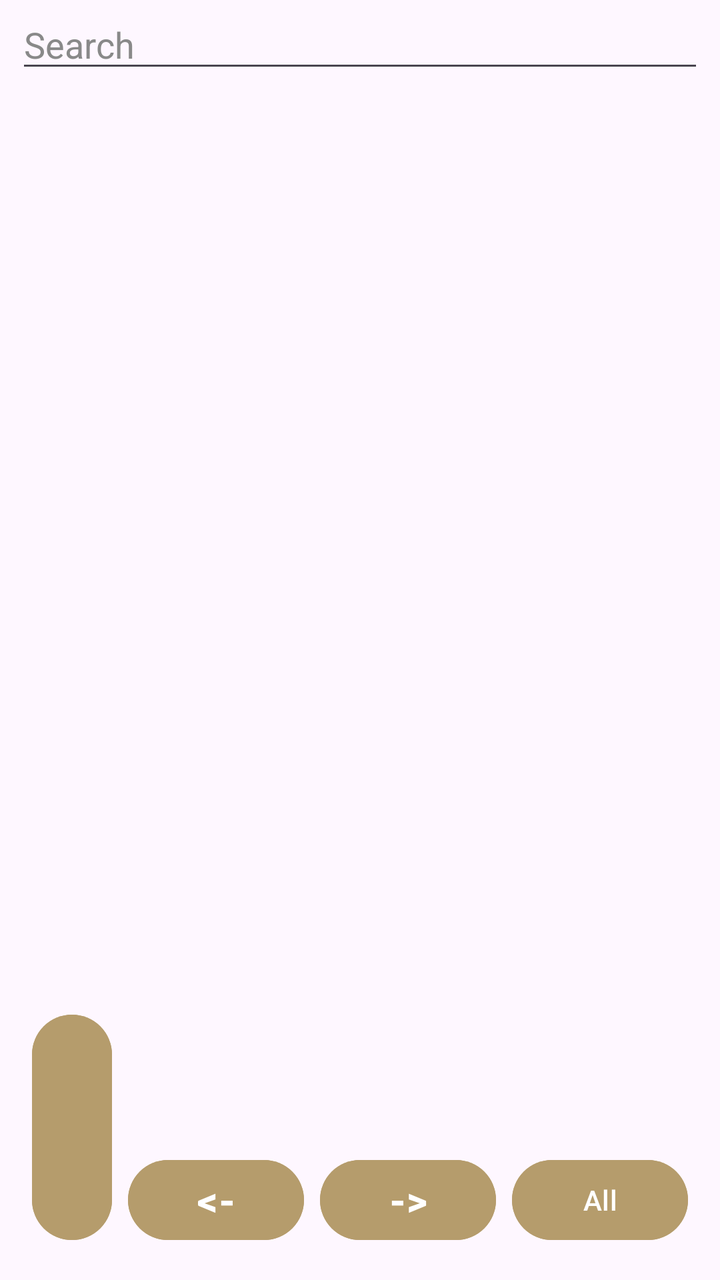
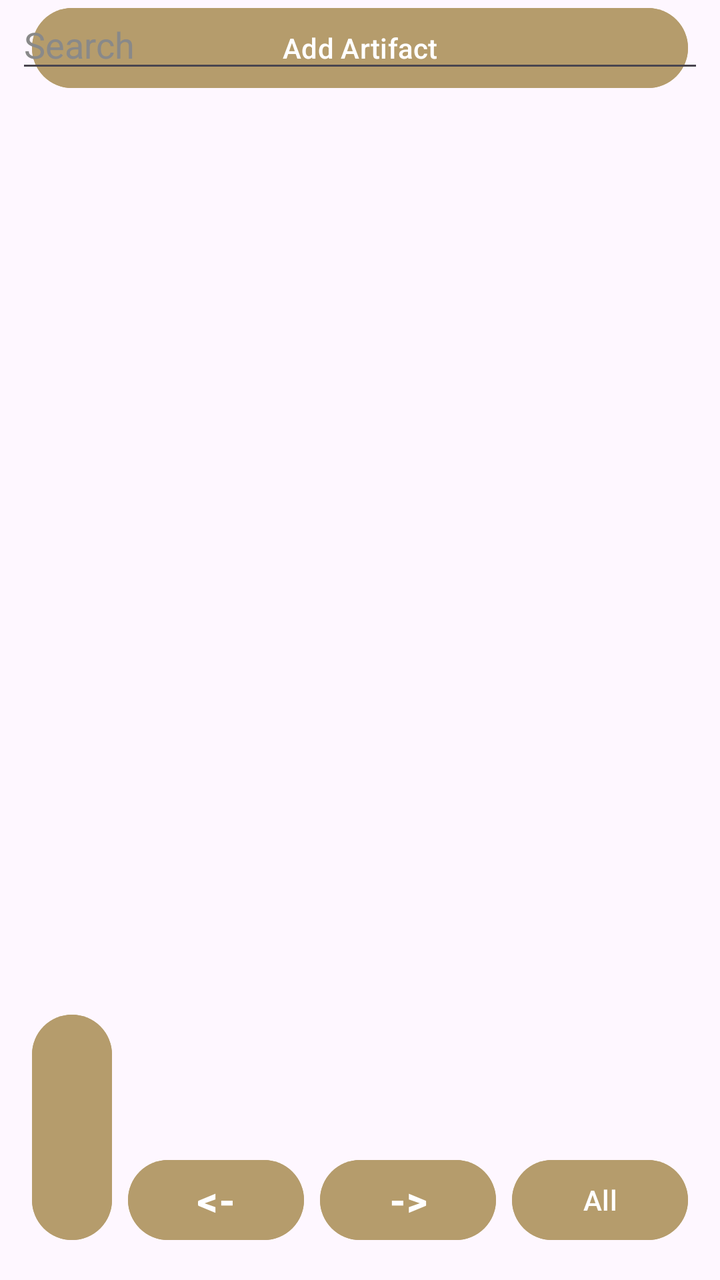

An Android layout rendered at two revisions. The XML below is the earlier revision; the diff shows what the commit changed to produce the second picture.
<!-- AndroidManifest.xml: application theme Theme.B07DemoSummer2024 -->
<!-- res/layout/activity_home_fragment.xml -->
<?xml version="1.0" encoding="utf-8"?>
<androidx.constraintlayout.widget.ConstraintLayout xmlns:android="http://schemas.android.com/apk/res/android"
    xmlns:app="http://schemas.android.com/apk/res-auto"
    xmlns:tools="http://schemas.android.com/tools"
    android:layout_width="match_parent"
    android:layout_height="match_parent"
    tools:context=".HomeFragment">

    <Button
        android:id="@+id/buttonFilterSaved"
        android:layout_width="0dp"
        android:layout_height="wrap_content"
        android:layout_marginStart="16dp"
        android:layout_marginTop="8dp"
        android:layout_marginEnd="16dp"
        android:backgroundTint="@color/lightgold"
        android:text="@string/show_saved"
        android:textColor="@color/white"
        android:visibility="gone"
        app:layout_constraintEnd_toEndOf="parent"
        app:layout_constraintHorizontal_bias="0.0"
        app:layout_constraintStart_toStartOf="parent"
        app:layout_constraintTop_toTopOf="parent" />

    <Button
        android:id="@+id/buttonManageItems"
        android:layout_width="0dp"
        android:layout_height="wrap_content"
        android:layout_marginStart="16dp"
        android:layout_marginEnd="16dp"
        android:layout_marginBottom="8dp"
        android:backgroundTint="@color/lightgold"
        android:text="@string/add_item"
        android:textColor="@color/white"
        android:visibility="gone"
        app:layout_constraintBottom_toTopOf="@+id/buttonLogout"
        app:layout_constraintEnd_toEndOf="parent"
        app:layout_constraintHorizontal_bias="0.0"
        app:layout_constraintStart_toStartOf="parent" />

    <Button
        android:id="@+id/buttonLogout"
        android:layout_width="0dp"
        android:layout_height="wrap_content"
        android:layout_marginStart="16dp"
        android:layout_marginEnd="8dp"
        android:layout_marginBottom="16dp"
        android:backgroundTint="@color/lightgold"
        android:text="@string/logout"
        android:textColor="@color/white"
        android:visibility="visible"
        app:layout_constraintBottom_toBottomOf="parent"
        app:layout_constraintEnd_toStartOf="@+id/buttonLeft"
        app:layout_constraintStart_toStartOf="parent" />

    <Button
        android:id="@+id/buttonPagination"
        android:layout_width="0dp"
        android:layout_height="wrap_content"
        android:layout_marginEnd="16dp"
        android:layout_marginBottom="16dp"
        android:backgroundTint="@color/lightgold"
        android:text="All"
        android:textColor="@color/white"
        android:visibility="visible"
        app:layout_constraintBottom_toBottomOf="parent"
        app:layout_constraintEnd_toEndOf="parent" />

    <Button
        android:id="@+id/buttonRight"
        android:layout_width="0dp"
        android:layout_height="wrap_content"
        android:layout_marginEnd="8dp"
        android:layout_marginBottom="16dp"
        android:backgroundTint="@color/lightgold"
        android:text="@string/right"
        android:textColor="@color/white"
        android:textSize="20sp"
        android:textStyle="bold"
        android:visibility="visible"
        app:layout_constraintBottom_toBottomOf="parent"
        app:layout_constraintEnd_toStartOf="@+id/buttonPagination" />

    <Button
        android:id="@+id/buttonLeft"
        android:layout_width="0dp"
        android:layout_height="wrap_content"
        android:layout_marginEnd="8dp"
        android:layout_marginBottom="16dp"
        android:backgroundTint="@color/lightgold"
        android:text="@string/left"
        android:textColor="@color/white"
        android:textSize="20sp"
        android:textStyle="bold"
        android:visibility="visible"
        app:layout_constraintBottom_toBottomOf="parent"
        app:layout_constraintEnd_toStartOf="@+id/buttonRight" />

    <androidx.recyclerview.widget.RecyclerView
        android:id="@+id/artifactCardGrid"
        android:layout_width="0dp"
        android:layout_height="0dp"
        android:layout_marginTop="8dp"
        android:layout_marginBottom="16dp"
        app:layout_constraintBottom_toTopOf="@+id/buttonManageItems"
        app:layout_constraintEnd_toEndOf="parent"
        app:layout_constraintHorizontal_bias="1.0"
        app:layout_constraintStart_toStartOf="parent"
        app:layout_constraintTop_toBottomOf="@+id/homeSearchEditText"
        app:layout_constraintVertical_bias="1.0" />

    <EditText
        android:id="@+id/homeSearchEditText"
        android:layout_width="0dp"
        android:layout_height="wrap_content"
        android:layout_marginStart="8dp"
        android:layout_marginEnd="8dp"
        android:ems="10"
        android:hint="@android:string/search_go"
        android:inputType="text"
        android:textColor="@color/white"
        android:textColorHint="@color/editor_hint"
        app:layout_constraintEnd_toEndOf="parent"
        app:layout_constraintStart_toStartOf="parent"
        app:layout_constraintTop_toBottomOf="@+id/buttonFilterSaved" />

</androidx.constraintlayout.widget.ConstraintLayout>
<!-- resources referenced by this layout -->
<resources>
  <color name="editor_hint">#FF898989</color>
  <color name="lightgold">#B59C6C</color>
  <color name="white">#FFFFFFFF</color>
  <string name="add_item">Add Artifact</string>
  <string name="left">&lt;-</string>
  <string name="logout">Logout</string>
  <string name="right">-&gt;</string>
  <string name="show_saved">Show Saved Artifacts</string>
  <style name="Theme.B07DemoSummer2024" parent="Base.Theme.B07DemoSummer2024" />
  <style name="Base.Theme.B07DemoSummer2024" parent="Theme.Material3.DayNight.NoActionBar">
          
          
          <item name="android:statusBarColor">@color/softblack</item>
          <item name="android:navigationBarColor">@color/softblack</item>
      </style>
  <color name="softblack">#161515</color>
</resources>

<!-- the commit's change to res/layout/activity_home_fragment.xml (unified diff, before → after) -->
@@ -28,15 +28,14 @@
         android:layout_height="wrap_content"
         android:layout_marginStart="16dp"
         android:layout_marginEnd="16dp"
-        android:layout_marginBottom="8dp"
         android:backgroundTint="@color/lightgold"
         android:text="@string/add_item"
         android:textColor="@color/white"
-        android:visibility="gone"
-        app:layout_constraintBottom_toTopOf="@+id/buttonLogout"
+        android:visibility="visible"
         app:layout_constraintEnd_toEndOf="parent"
         app:layout_constraintHorizontal_bias="0.0"
-        app:layout_constraintStart_toStartOf="parent" />
+        app:layout_constraintStart_toStartOf="parent"
+        tools:layout_editor_absoluteY="763dp" />
 
     <Button
         android:id="@+id/buttonLogout"
